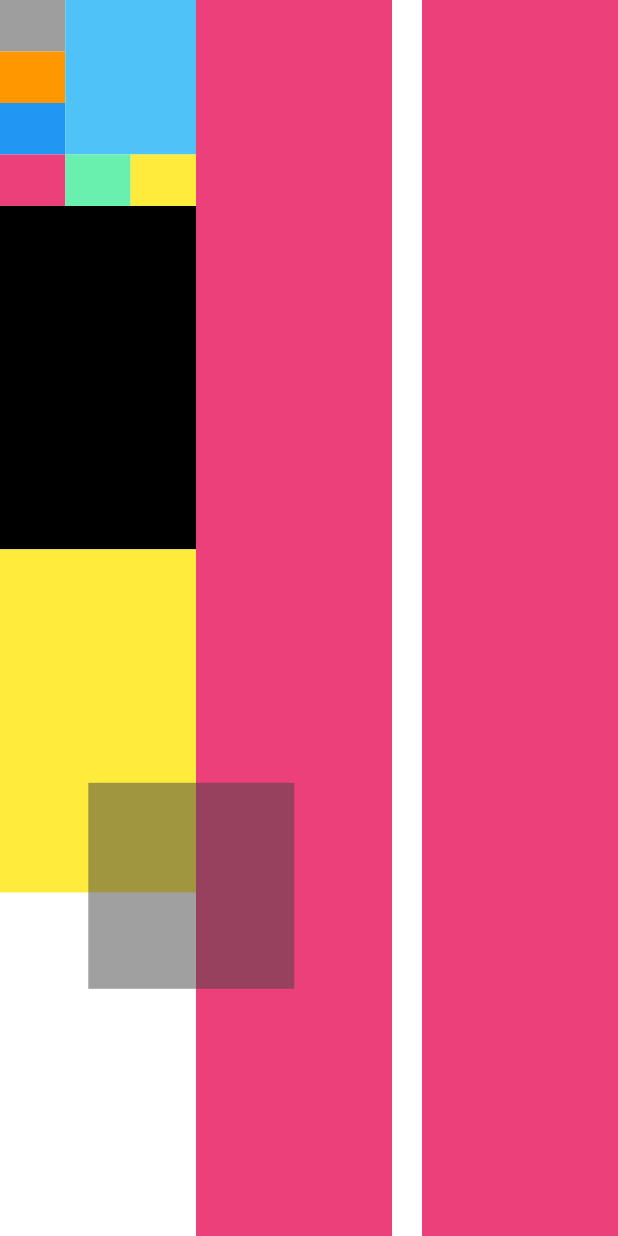
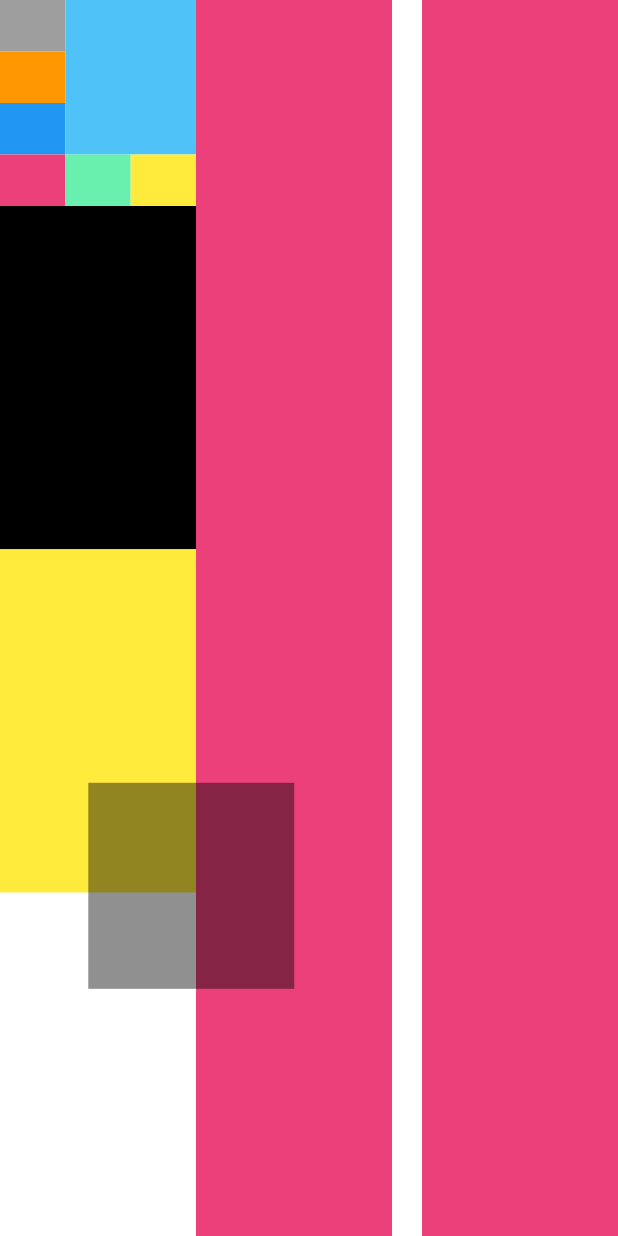
Before and after one commit to comehere127/flutter-layout, a Flutter app: the screen it shows after launch, on a phone screen of 412 x 824 dp. Run offline on Flutter 3.47's test engine with Material 2 defaults, Android fonts, the phone set to English and light mode, and no system bars.

Commit message:
UPDATE: fs02-day1

```diff
--- a/lib/components/Block.dart
+++ b/lib/components/Block.dart
@@ -2,12 +2,14 @@ import 'package:flutter/material.dart';
 
 class Block extends StatelessWidget {
   final Color color;
-  const Block({Key? key, required this.color}) : super(key: key);
+  final double? width;
+  const Block({Key? key, required this.color, this.width}) : super(key: key);
 
   @override
   Widget build(BuildContext context) {
     return Container(
       color: color,
+      width: width,
     );
   }
 }
--- a/lib/components/PositionedBlock.dart
+++ b/lib/components/PositionedBlock.dart
@@ -5,13 +5,15 @@ class PositionedBlock extends StatelessWidget {
   final double screenRatioW;
   final double posSRBottom;
   final double posSRLeft;
+  final Color? bgColor;
 
-  const PositionedBlock(
-      {Key? key,
-      required this.screenRatioW,
-      required this.posSRBottom,
-      required this.posSRLeft})
-      : super(key: key);
+  const PositionedBlock({
+    Key? key,
+    required this.screenRatioW,
+    required this.posSRBottom,
+    required this.posSRLeft,
+    this.bgColor,
+  }) : super(key: key);
 
   @override
   Widget build(BuildContext context) {
@@ -23,7 +25,7 @@ class PositionedBlock extends StatelessWidget {
       left: srSize.width * posSRLeft,
       child: Opacity(
         opacity: 0.5,
-        child: Block(color: Colors.grey.shade800),
+        child: Block(color: bgColor ?? Colors.grey.shade900),
       ),
     );
   }
--- a/lib/views/BlockPage.dart
+++ b/lib/views/BlockPage.dart
@@ -79,15 +79,19 @@ class BlockPage extends StatelessWidget {
             ],
           )),
           Expanded(child: Block(color: Colors.pink.shade400)),
-          Container(
-            child: Block(color: Colors.white),
+          const Block(
+            color: Colors.white,
             width: 20,
           ),
           Expanded(child: Block(color: Colors.pink.shade400)),
         ],
       ),
       const PositionedBlock(
-          screenRatioW: 1 / 3, posSRBottom: 1 / 5, posSRLeft: 1 / 7),
+        screenRatioW: 1 / 3,
+        posSRBottom: 1 / 5,
+        posSRLeft: 1 / 7,
+        bgColor: Colors.black87,
+      ),
     ]);
   }
 }
```
